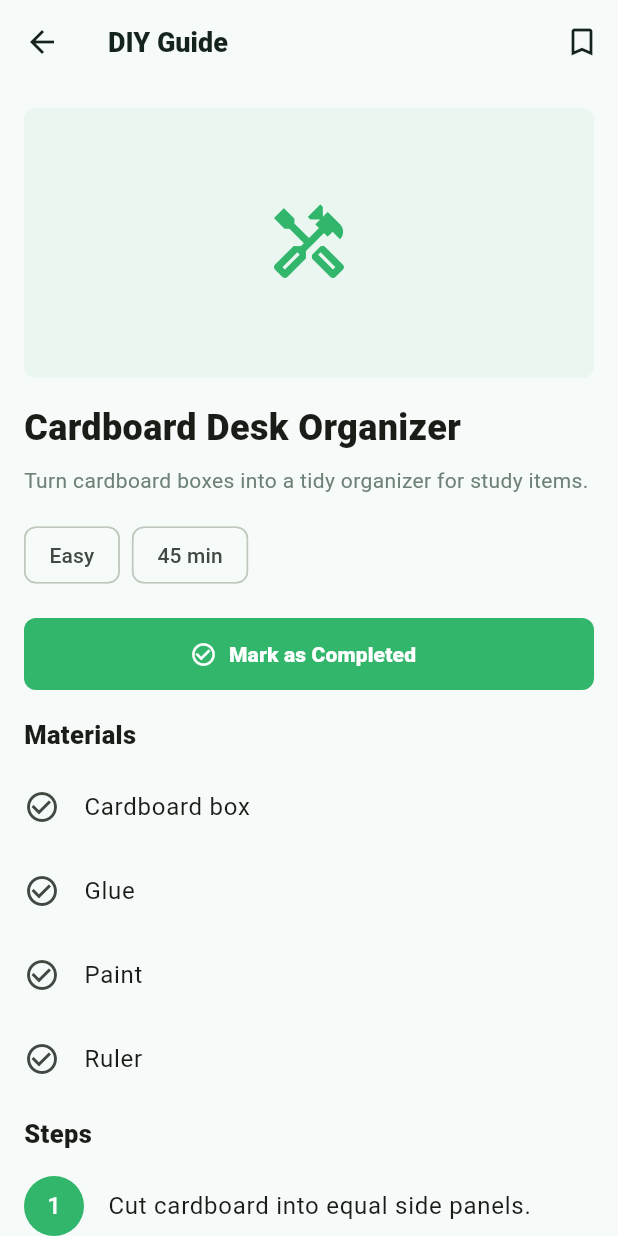
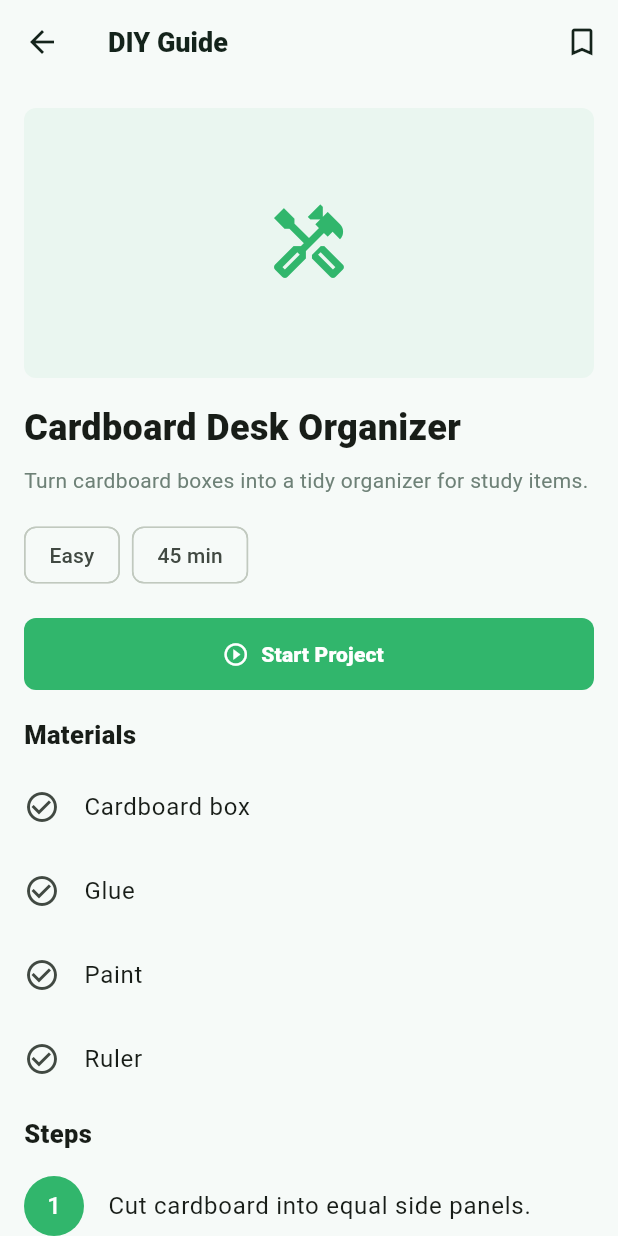
Before and after one commit to CoderXT22/ai_upcycling_recommender, a Flutter app: the DiyGuideDetailScreen screen opened directly with sample values from the repository, on a phone screen of 412 x 824 dp. Run offline on Flutter 3.47's test engine with Material 3 defaults, Android fonts, the phone set to English and light mode, and no system bars; our stand-ins replace cloud_firestore, firebase_core, image_picker; accounts and stored records are empty.

Commit message:
v2-before ai verification score

```diff
--- a/lib/screens/diy/diy_guide_detail_screen.dart
+++ b/lib/screens/diy/diy_guide_detail_screen.dart
@@ -1,20 +1,154 @@
 import 'package:flutter/material.dart';
+import 'package:firebase_core/firebase_core.dart';
+import 'package:image_picker/image_picker.dart';
 
 import '../../app/app_theme.dart';
 import '../../core/widgets/primary_button.dart';
 import '../../models/diy_guide.dart';
-import '../../repositories/completed_guide_repository.dart';
+import '../../models/project_session.dart';
+import '../../repositories/project_image_repository.dart';
+import '../../repositories/project_session_repository.dart';
 import '../../repositories/saved_guide_repository.dart';
 import '../../services/auth_service.dart';
 import '../../services/link_launcher_service.dart';
+import '../projects/my_projects_screen.dart';
 
-class DiyGuideDetailScreen extends StatelessWidget {
+class DiyGuideDetailScreen extends StatefulWidget {
   const DiyGuideDetailScreen({super.key, required this.guide});
 
   final DiyGuide guide;
 
   @override
+  State<DiyGuideDetailScreen> createState() => _DiyGuideDetailScreenState();
+}
+
+class _DiyGuideDetailScreenState extends State<DiyGuideDetailScreen> {
+  final _projectSessionRepository = ProjectSessionRepository();
+  final _projectImageRepository = ProjectImageRepository();
+  bool _isStartingProject = false;
+
+  Future<void> _startProject(String userId) async {
+    final choice = await _showBeforePhotoDialog();
+    if (choice == null || choice == _BeforePhotoChoice.cancel) return;
+
+    XFile? beforePhoto;
+    if (choice == _BeforePhotoChoice.camera ||
+        choice == _BeforePhotoChoice.gallery) {
+      beforePhoto = await _pickBeforePhoto(
+        choice == _BeforePhotoChoice.camera
+            ? ImageSource.camera
+            : ImageSource.gallery,
+      );
+      if (beforePhoto == null) return;
+    }
+
+    setState(() => _isStartingProject = true);
+    try {
+      final sessionId = await _projectSessionRepository.createSession(
+        userId: userId,
+        guide: widget.guide,
+      );
+
+      if (beforePhoto != null) {
+        final beforeImageUrl = await _projectImageRepository.uploadBeforePhoto(
+          userId: userId,
+          sessionId: sessionId,
+          image: beforePhoto,
+        );
+        await _projectSessionRepository.updateBeforePhoto(
+          sessionId: sessionId,
+          beforeImageUrl: beforeImageUrl,
+        );
+      }
+
+      if (!mounted) return;
+      ScaffoldMessenger.of(context).showSnackBar(
+        SnackBar(
+          content: Text(
+            beforePhoto == null
+                ? 'Project started. You can add before evidence later.'
+                : 'Project started with before photo.',
+          ),
+        ),
+      );
+    } catch (error) {
+      if (!mounted) return;
+      ScaffoldMessenger.of(context).showSnackBar(
+        SnackBar(
+          content: Text(
+            error is FirebaseException
+                ? 'Unable to start project: ${error.code}'
+                : 'Unable to start project. Please try again.',
+          ),
+        ),
+      );
+    } finally {
+      if (mounted) setState(() => _isStartingProject = false);
+    }
+  }
+
+  Future<_BeforePhotoChoice?> _showBeforePhotoDialog() {
+    return showDialog<_BeforePhotoChoice>(
+      context: context,
+      builder: (context) => AlertDialog(
+        title: const Text('Start Project'),
+        content: const Text(
+          'Before photos improve AI-assisted verification and report credibility. If you skip now, your evidence completeness score may be lower.',
+        ),
+        actions: [
+          TextButton.icon(
+            onPressed: () =>
+                Navigator.of(context).pop(_BeforePhotoChoice.cancel),
+            icon: const Icon(Icons.close),
+            label: const Text('Cancel'),
+          ),
+          TextButton.icon(
+            onPressed: () => Navigator.of(context).pop(_BeforePhotoChoice.skip),
+            icon: const Icon(Icons.skip_next_outlined),
+            label: const Text('Skip For Now'),
+          ),
+          FilledButton.icon(
+            onPressed: () =>
+                Navigator.of(context).pop(_BeforePhotoChoice.gallery),
+            icon: const Icon(Icons.photo_library_outlined),
+            label: const Text('Upload'),
+          ),
+          FilledButton.icon(
+            onPressed: () =>
+                Navigator.of(context).pop(_BeforePhotoChoice.camera),
+            icon: const Icon(Icons.camera_alt_outlined),
+            label: const Text('Take Photo'),
+          ),
+        ],
+      ),
+    );
+  }
+
+  Future<XFile?> _pickBeforePhoto(ImageSource source) async {
+    try {
+      return ImagePicker().pickImage(
+        source: source,
+        imageQuality: 82,
+        maxWidth: 1400,
+      );
+    } catch (_) {
+      if (!mounted) return null;
+      ScaffoldMessenger.of(context).showSnackBar(
+        const SnackBar(content: Text('Unable to select before photo.')),
+      );
+      return null;
+    }
+  }
+
+  void _openMyProjects() {
+    Navigator.of(
+      context,
+    ).push(MaterialPageRoute(builder: (_) => const MyProjectsScreen()));
+  }
+
+  @override
   Widget build(BuildContext context) {
+    final guide = widget.guide;
     final userId = AuthService().currentUser?.uid;
 
     return Scaffold(
@@ -116,83 +250,13 @@ class DiyGuideDetailScreen extends StatelessWidget {
             ),
           ],
           const SizedBox(height: 18),
-          if (userId == null)
-            PrimaryButton(
-              label: 'Mark as Completed',
-              icon: Icons.check_circle_outline,
-              onPressed: () {
-                ScaffoldMessenger.of(context).showSnackBar(
-                  const SnackBar(
-                    content: Text('Please log in to mark guides completed.'),
-                  ),
-                );
-              },
-            )
-          else
-            StreamBuilder<bool>(
-              stream: CompletedGuideRepository().watchIsCompleted(
-                userId: userId,
-                guideId: guide.id,
-              ),
-              builder: (context, snapshot) {
-                final isCompleted = snapshot.data ?? false;
-                return PrimaryButton(
-                  label: isCompleted ? 'Completed' : 'Mark as Completed',
-                  icon: isCompleted
-                      ? Icons.check_circle
-                      : Icons.check_circle_outline,
-                  onPressed: isCompleted
-                      ? () async {
-                          final shouldUndo = await showDialog<bool>(
-                            context: context,
-                            builder: (dialogContext) => AlertDialog(
-                              title: const Text('Undo completion?'),
-                              content: Text(
-                                'Remove "${guide.title}" from your completed DIY list?',
-                              ),
-                              actions: [
-                                TextButton(
-                                  onPressed: () =>
-                                      Navigator.of(dialogContext).pop(false),
-                                  child: const Text('Cancel'),
-                                ),
-                                FilledButton(
-                                  onPressed: () =>
-                                      Navigator.of(dialogContext).pop(true),
-                                  child: const Text('Remove'),
-                                ),
-                              ],
-                            ),
-                          );
-                          if (shouldUndo != true) return;
-                          await CompletedGuideRepository().unmarkCompleted(
-                            userId: userId,
-                            guideId: guide.id,
-                          );
-                          if (!context.mounted) return;
-                          ScaffoldMessenger.of(context).showSnackBar(
-                            const SnackBar(
-                              content: Text(
-                                'DIY guide removed from completed list.',
-                              ),
-                            ),
-                          );
-                        }
-                      : () async {
-                          await CompletedGuideRepository().markCompleted(
-                            userId: userId,
-                            guide: guide,
-                          );
-                          if (!context.mounted) return;
-                          ScaffoldMessenger.of(context).showSnackBar(
-                            const SnackBar(
-                              content: Text('DIY guide marked as completed.'),
-                            ),
-                          );
-                        },
-                );
-              },
-            ),
+          _ProjectAction(
+            userId: userId,
+            guide: guide,
+            isStartingProject: _isStartingProject,
+            onStartProject: userId == null ? null : () => _startProject(userId),
+            onOpenMyProjects: _openMyProjects,
+          ),
           const SizedBox(height: 18),
           const Text(
             'Materials',
@@ -230,3 +294,83 @@ class DiyGuideDetailScreen extends StatelessWidget {
     );
   }
 }
+
+class _ProjectAction extends StatelessWidget {
+  const _ProjectAction({
+    required this.userId,
+    required this.guide,
+    required this.isStartingProject,
+    required this.onStartProject,
+    required this.onOpenMyProjects,
+  });
+
+  final String? userId;
+  final DiyGuide guide;
+  final bool isStartingProject;
+  final VoidCallback? onStartProject;
+  final VoidCallback onOpenMyProjects;
+
+  @override
+  Widget build(BuildContext context) {
+    final currentUserId = userId;
+    if (currentUserId == null) {
+      return PrimaryButton(
+        label: 'Start Project',
+        icon: Icons.play_circle_outline,
+        onPressed: () {
+          ScaffoldMessenger.of(context).showSnackBar(
+            const SnackBar(content: Text('Please log in to start a project.')),
+          );
+        },
+      );
+    }
+
+    return StreamBuilder<ProjectSession?>(
+      stream: ProjectSessionRepository().watchActiveGuideSession(
+        userId: currentUserId,
+        guideId: guide.id,
+      ),
+      builder: (context, snapshot) {
+        final activeSession = snapshot.data;
+        if (activeSession != null) {
+          return Column(
+            crossAxisAlignment: CrossAxisAlignment.stretch,
+            children: [
+              Card(
+                child: ListTile(
+                  leading: const Icon(
+                    Icons.timelapse_outlined,
+                    color: EcoLoopTheme.primary,
+                  ),
+                  title: const Text(
+                    'Project In Progress',
+                    style: TextStyle(fontWeight: FontWeight.w900),
+                  ),
+                  subtitle: Text(
+                    activeSession.hasBeforePhoto
+                        ? 'Before photo saved. Continue from My Projects.'
+                        : 'Before photo missing. You can add it when submitting later.',
+                  ),
+                ),
+              ),
+              const SizedBox(height: 10),
+              PrimaryButton(
+                label: 'View My Projects',
+                icon: Icons.inventory_2_outlined,
+                onPressed: onOpenMyProjects,
+              ),
+            ],
+          );
+        }
+
+        return PrimaryButton(
+          label: isStartingProject ? 'Starting...' : 'Start Project',
+          icon: Icons.play_circle_outline,
+          onPressed: isStartingProject ? () {} : onStartProject!,
+        );
+      },
+    );
+  }
+}
+
+enum _BeforePhotoChoice { camera, gallery, skip, cancel }
```
Also changed, not shown: 2 other files.
